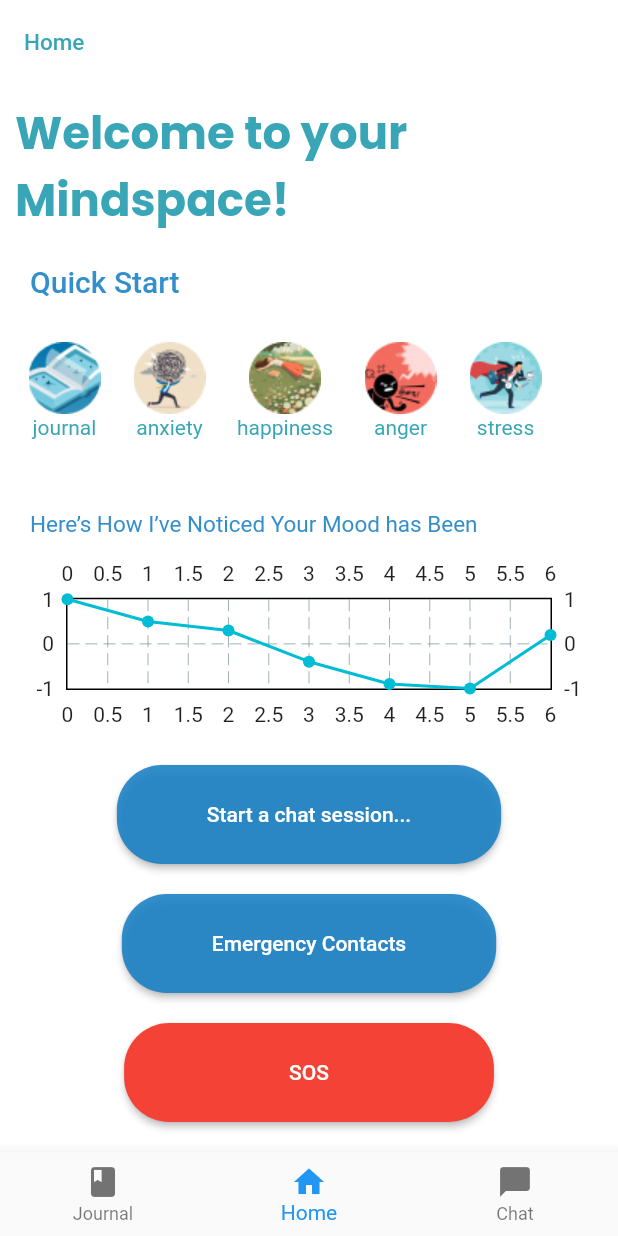
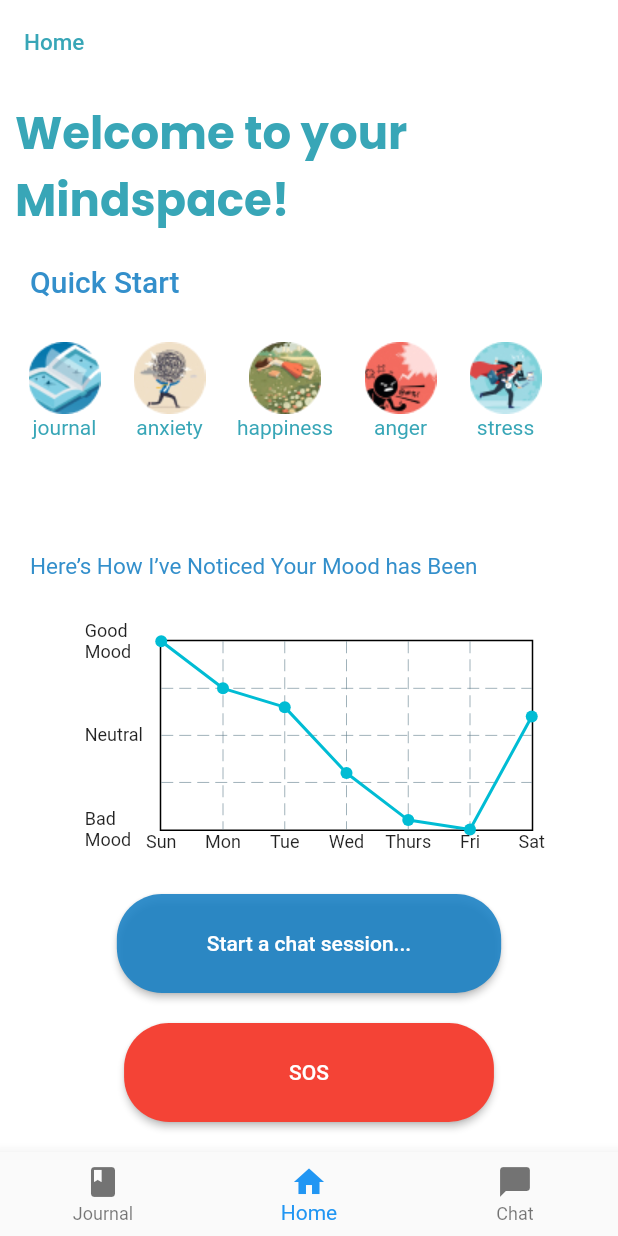
Before and after one commit to chehutchinsonserju/comp3901-project, a Flutter app: the screen it shows after launch, on a phone screen of 412 x 824 dp. Run offline on Flutter 3.47's test engine with Material 2 defaults, Android fonts, the phone set to English and light mode, and no system bars; drawn by our look-alikes of fl_chart; our stand-ins replace firebase_auth, firebase_core, google_fonts; accounts and stored records are empty.

Commit message:
graph updates

```diff
--- a/lib/components/chart.dart
+++ b/lib/components/chart.dart
@@ -4,10 +4,76 @@ import 'package:flutter/material.dart';
 class MoodChart extends StatelessWidget {
   const MoodChart({super.key});
 
+  SideTitles get _bottomTitles => SideTitles(
+        showTitles: true,
+        interval: 1,
+        getTitlesWidget: (value, meta) {
+          String text = '';
+          switch (value.toInt()) {
+            case 0:
+              text = 'Sun';
+              break;
+            case 1:
+              text = 'Mon';
+              break;
+            case 2:
+              text = 'Tue';
+              break;
+            case 3:
+              text = 'Wed';
+              break;
+            case 4:
+              text = 'Thurs';
+              break;
+            case 5:
+              text = 'Fri';
+              break;
+            case 6:
+              text = 'Sat';
+              break;
+          }
+          return Text(
+            text,
+            style: const TextStyle(fontSize: 12),
+          );
+        },
+      );
+
+  SideTitles get _leftTitles => SideTitles(
+        showTitles: true,
+        interval: 1,
+        reservedSize: 50,
+        getTitlesWidget: (value, meta) {
+          String text = '';
+          switch (value.toInt()) {
+            case -1:
+              text = 'Bad Mood';
+              break;
+            case 0:
+              text = 'Neutral';
+              break;
+            case 1:
+              text = 'Good Mood';
+              break;
+          }
+          return Text(
+            text,
+            style: const TextStyle(fontSize: 12),
+          );
+        },
+      );
+
   @override
   Widget build(BuildContext context) {
-    return LineChart(
-        LineChartData(minX: 0, maxX: 6, minY: -1, maxY: 1, lineBarsData: [
+    return AspectRatio(
+      aspectRatio: 2,
+      child: Center(
+        child: LineChart(LineChartData(
+          minX: 0,
+          maxX: 6,
+          minY: -1,
+          maxY: 1,
+          lineBarsData: [
             LineChartBarData(spots: [
               FlSpot(0, 1),
               FlSpot(1, 0.5),
@@ -17,6 +83,15 @@ class MoodChart extends StatelessWidget {
               FlSpot(5, -1),
               FlSpot(6, 0.2),
             ])
-    ]));
+          ],
+          titlesData: FlTitlesData(
+            rightTitles: AxisTitles(sideTitles: SideTitles(showTitles: false)),
+            topTitles: AxisTitles(sideTitles: SideTitles(showTitles: false)),
+            bottomTitles: AxisTitles(sideTitles: _bottomTitles),
+            leftTitles: AxisTitles(sideTitles: _leftTitles),
+          ),
+        )),
+      ),
+    );
   }
 }
--- a/lib/components/image_list.dart
+++ b/lib/components/image_list.dart
@@ -13,6 +13,7 @@ class HorizontalListWithImage extends StatelessWidget {
   @override
   Widget build(BuildContext context) {
     return ListView.builder(
+      shrinkWrap: true,
       scrollDirection: Axis.horizontal,
       itemCount: options.length,
       itemBuilder: (context, index) {
@@ -21,6 +22,7 @@ class HorizontalListWithImage extends StatelessWidget {
           child: InkWell(
             onTap: () => onOptionSelected(options[index]),
             child: Column(
+              mainAxisSize: MainAxisSize.min,
               children: [
                 ClipOval(
                   child: Image.asset(
--- a/lib/screens/home_screen.dart
+++ b/lib/screens/home_screen.dart
@@ -99,7 +99,8 @@ class _HomeScreenState extends State<HomeScreen> {
               textAlign: TextAlign.left,
             ),
           ),
-          Expanded(child: MoodChart()),
+          SizedBox(height: 30),
+          Expanded(child: Center(child: MoodChart())),
           Center(
             child: Padding(
               padding: const EdgeInsets.all(20.0),
@@ -121,7 +122,7 @@ class _HomeScreenState extends State<HomeScreen> {
                               BorderRadius.all(Radius.circular(30.0))))),
             ),
           ),
-          Center(
+          /* Center(
             child: ElevatedButton(
                 onPressed: () {
                   Navigator.pushNamed(
@@ -139,7 +140,7 @@ class _HomeScreenState extends State<HomeScreen> {
                         borderRadius:
                             BorderRadius.all(Radius.circular(30.0))))),
           ),
-          SizedBox(height: 20.0),
+          SizedBox(height: 20.0), */
           Center(
             child: ElevatedButton(
                 onPressed: () {
--- a/pubspec.yaml
+++ b/pubspec.yaml
@@ -12,6 +12,8 @@ dependencies:
   fl_chart: ^0.62.0
   flutter:
     sdk: flutter
+  flutter_contacts: ^1.1.6
+  url_launcher: ^6.1.11
 
 
 dev_dependencies:
```
Also changed, not shown: pubspec.lock, 12 other files. Lines whose indentation alone changed are shown as unchanged.
